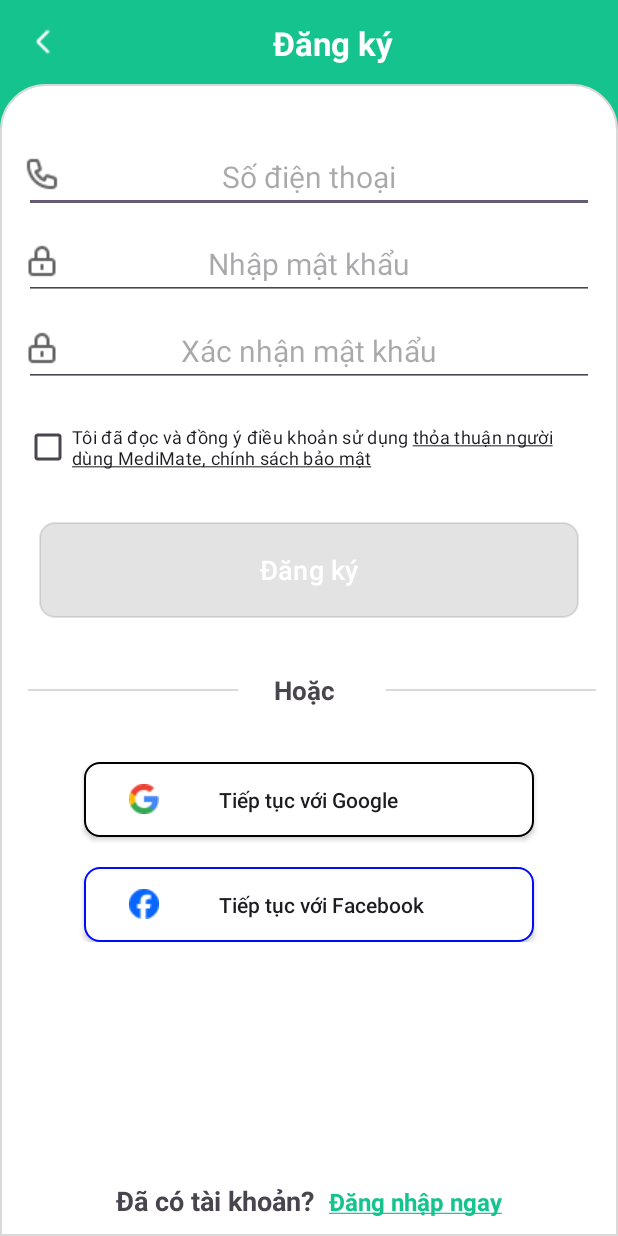
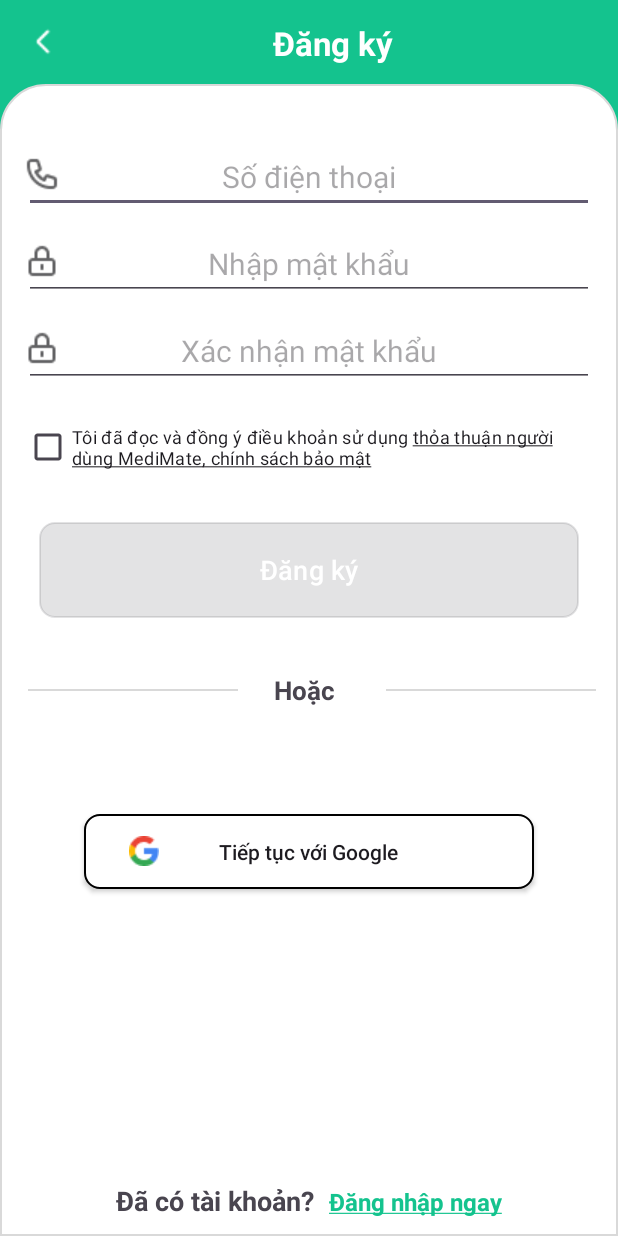
Before and after one commit to huyhoangg168/Selling_Medical_App, an Android app: the RegisterActivity screen opened directly, with no data from a screen before it, on a phone screen of 412 x 824 dp. Run offline under Robolectric (Android 15) with nearby library versions, the phone set to English and light mode, and no system bars; our stand-ins replace Firebase (no records; nobody signed in at launch, a user with empty details on screens opened directly); network calls fail.

```diff
--- a/app/build.gradle.kts
+++ b/app/build.gradle.kts
@@ -96,4 +96,7 @@ dependencies {
     implementation ("androidx.browser:browser:1.3.0")
 
     implementation ("com.google.android.gms:play-services-safetynet:18.0.1")
+    //Mã hóa
+    implementation ("androidx.security:security-crypto:1.1.0-alpha06")
+
 }
--- a/app/src/main/java/com/example/clientsellingmedicine/activity/authAndAccount/RegisterActivity.java
+++ b/app/src/main/java/com/example/clientsellingmedicine/activity/authAndAccount/RegisterActivity.java
@@ -18,6 +18,7 @@ import androidx.annotation.NonNull;
 import androidx.appcompat.app.AppCompatActivity;
 
 import com.example.clientsellingmedicine.activity.MainActivity;
+import com.example.clientsellingmedicine.utils.EncryptedSharedPrefManager;
 import com.example.clientsellingmedicine.utils.LoadingManager;
 import com.airbnb.lottie.LottieAnimationView;
 import com.example.clientsellingmedicine.DTO.GoogleToken;
@@ -82,12 +83,12 @@ public class RegisterActivity extends AppCompatActivity {
         mAuth = FirebaseAuth.getInstance();
 
         //login with google
-        oneTapClient = Identity.getSignInClient(this);
+        oneTapClient = Identity.getSignInClient(this); //ggonetap khởi tạo
         signUpRequest = BeginSignInRequest.builder()
                 .setGoogleIdTokenRequestOptions(BeginSignInRequest.GoogleIdTokenRequestOptions.builder()
                         .setSupported(true)
                         // Your server's client ID, not your Android client ID.
-                        .setServerClientId(getString(R.string.web_client_id))
+                        .setServerClientId(getString(R.string.web_client_id)) // gg client ID
                         // Show all accounts on the device.
                         .setFilterByAuthorizedAccounts(false)
                         .build())
@@ -96,9 +97,9 @@ public class RegisterActivity extends AppCompatActivity {
         activityResultLauncher = registerForActivityResult(new ActivityResultContracts.StartIntentSenderForResult(), result -> {
             try {
                 SignInCredential credential = oneTapClient.getSignInCredentialFromIntent(result.getData());
-                String idToken = credential.getGoogleIdToken();
+                String idToken = credential.getGoogleIdToken(); // GG trả về token GG
                 if (idToken != null) {
-                    LoginWithGoogle(new GoogleToken(idToken));
+                    LoginWithGoogle(new GoogleToken(idToken)); //GỬi token lên BE
                 } else {
                     displayAlertDialog("Đăng nhập thất bại","Vui lòng kiểm tra lại tài khoản đăng nhập");
                 }
@@ -248,7 +249,7 @@ public class RegisterActivity extends AppCompatActivity {
             public void onResponse(Call<Token> call, Response<Token> response) {
                 if (response.isSuccessful()) {
                     Token token = response.body();
-                    SharedPref.saveToken(mContext, Constants.TOKEN_PREFS_NAME, Constants.KEY_TOKEN, token);
+                    EncryptedSharedPrefManager.saveToken(mContext, token);
                     Intent intent = new Intent(mContext, MainActivity.class);
                     startActivity(intent);
                 } else {
--- a/app/src/main/res/layout/profile_login_screen.xml
+++ b/app/src/main/res/layout/profile_login_screen.xml
@@ -567,7 +567,7 @@
                         android:layout_height="match_parent"
                         android:layout_marginStart="16dp"
                         android:gravity="center"
-                        android:text="Về mediMate"
+                        android:text="Về mediCare"
                         android:textSize="16sp" />
 
                     <Space
--- a/app/src/main/res/layout/profile_no_login_screen.xml
+++ b/app/src/main/res/layout/profile_no_login_screen.xml
@@ -234,7 +234,7 @@
                     android:layout_height="match_parent"
                     android:layout_marginStart="16dp"
                     android:gravity="center"
-                    android:text="Về mediMate"
+                    android:text="Về mediCare"
                     android:textSize="16sp" />
 
                 <Space
--- a/app/src/main/res/layout/register_screen.xml
+++ b/app/src/main/res/layout/register_screen.xml
@@ -222,21 +222,6 @@
                     android:paddingLeft="30dp"
                     android:drawablePadding="40dp"
                    />
-                <View
-                    android:layout_width="wrap_content"
-                    android:layout_height="0dp"
-                    android:layout_weight="1"></View>
-                <androidx.appcompat.widget.AppCompatButton
-                    android:id="@+id/btn_facebook_signin"
-                    android:layout_width="300dp"
-                    android:layout_height="50dp"
-                    android:text="Tiếp tục với Facebook"
-                    android:background="@drawable/btn_facebook"
-                    android:textAllCaps="false"
-                    android:drawableStart="@drawable/ic_facebook"
-                    android:textAlignment="textStart"
-                    android:paddingLeft="30dp"
-                    android:drawablePadding="40dp"/>
             </LinearLayout>
 
             <LinearLayout
--- a/app/src/main/res/layout/result_payment.xml
+++ b/app/src/main/res/layout/result_payment.xml
@@ -87,7 +87,7 @@
             android:gravity="center"
             android:padding="8dp"
             android:textSize="16dp"
-            android:text="Đơn hàng của quý khách đã được thanh toán thành công. Medimate sẽ sớm liên hệ với quý khách để bàn giao sản phẩm"
+            android:text="Đơn hàng của quý khách đã được thanh toán thành công. Medicare sẽ sớm liên hệ với quý khách để bàn giao sản phẩm"
             android:textColor="@color/common_google_signin_btn_text_light"
             app:layout_constraintEnd_toEndOf="parent"
             app:layout_constraintStart_toStartOf="parent"
```
Also changed, not shown: app/src/main/java/com/example/clientsellingmedicine/activity/MainActivity.java (+4 -4 lines), app/src/main/java/com/example/clientsellingmedicine/activity/authAndAccount/LoginActivity.java (+5 -16 lines), app/src/main/java/com/example/clientsellingmedicine/activity/authAndAccount/ProfileFragment.java (+6 -8 lines), app/src/main/java/com/example/clientsellingmedicine/api/ServiceBuilder.java (+5 -8 lines), app/src/main/java/com/example/clientsellingmedicine/utils/EncryptedSharedPrefManager.java (added, +103 -0 lines), app/src/main/java/com/example/clientsellingmedicine/utils/SharedPref.java (+0 -16 lines), app/src/main/res/layout/login_screen.xml (+0 -17 lines).
